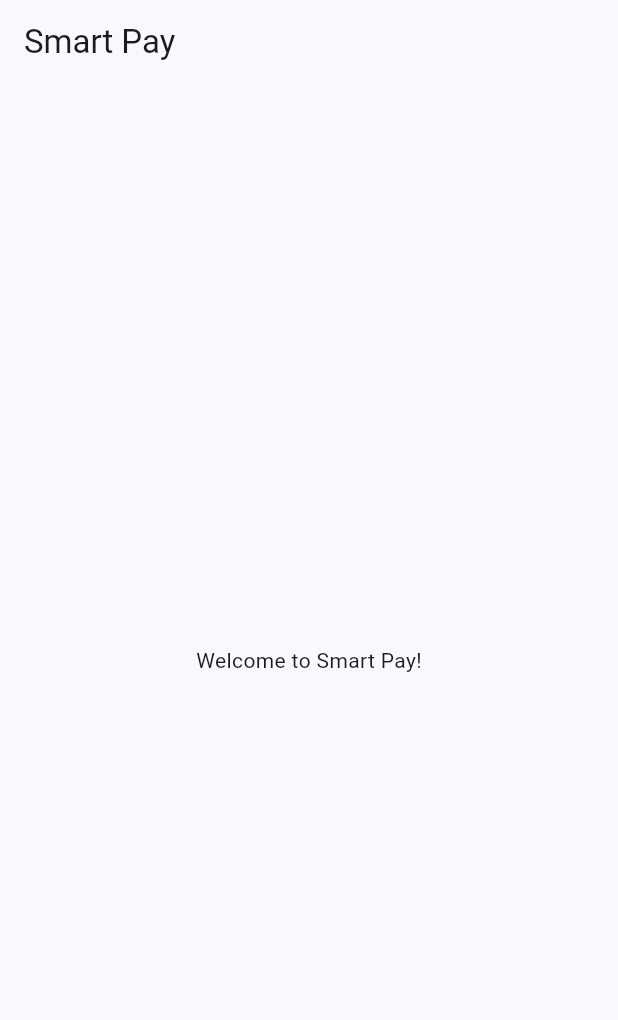
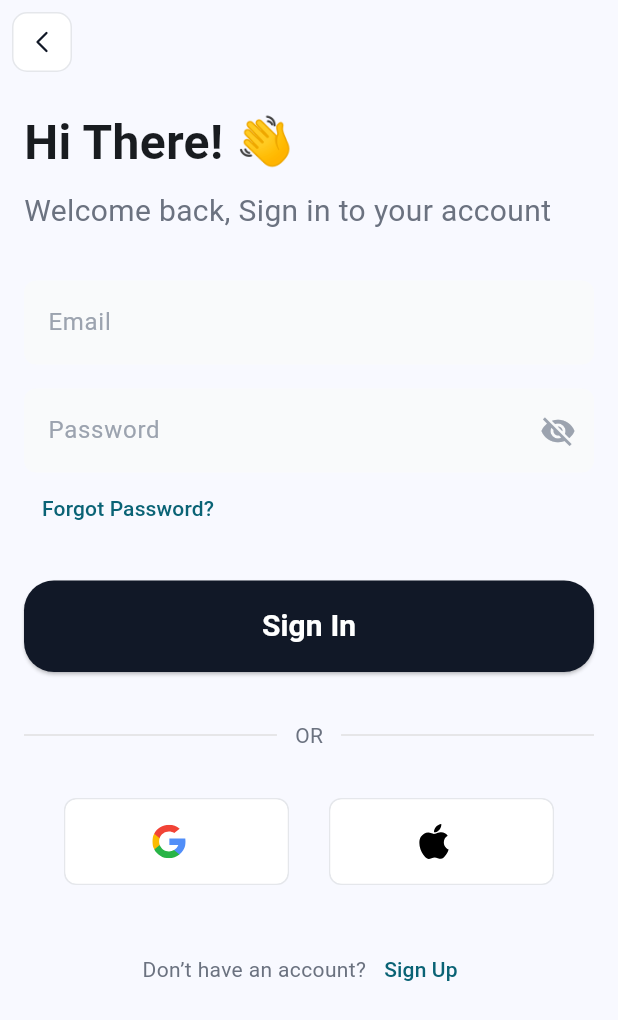
Before and after one commit to dikascode/apex_smart_pay_test, a Flutter app: the screen it shows after launch, after a tap on "Get Started", after a tap on "Skip", on a phone screen of 412 x 824 dp. Shown: the top 1020 px of the screen. Run offline on Flutter 3.47's test engine with Material 3 defaults, Android fonts, the phone set to English and light mode, and no system bars; our stand-ins replace flutter_svg.

Commit message:
splash, onboarding set up

```diff
--- a/lib/main.dart
+++ b/lib/main.dart
@@ -16,7 +16,7 @@ class MyApp extends StatelessWidget {
         colorScheme: ColorScheme.fromSeed(seedColor: Colors.blue),
         useMaterial3: true,
       ),
-      home: const SplashScreen(), // Set the home as the SplashScreen widget
+      home: const SplashScreen(),
     );
   }
 }
--- a/lib/screens/onboarding_content_1.dart
+++ b/lib/screens/onboarding_content_1.dart
@@ -1,4 +1,5 @@
 import 'package:flutter/material.dart';
+import 'package:flutter_svg/flutter_svg.dart';
 
 class OnboardingContent1 extends StatelessWidget {
   const OnboardingContent1({super.key});
@@ -10,10 +11,21 @@ class OnboardingContent1 extends StatelessWidget {
         crossAxisAlignment: CrossAxisAlignment.stretch,
         children: <Widget>[
           Padding(
-            padding: const EdgeInsets.only(top: 50.0, bottom: 30.0),
-            child: Image.asset(
-              'assets/images/onboarding_1.png',
-              height: 300,
+            padding: const EdgeInsets.only(top: 80.0, bottom: 30.0),
+            child: Stack(
+              alignment: Alignment.center,
+              children: [
+                SvgPicture.asset(
+                  'assets/images/device.svg',
+                  height: 270,
+                ),
+                Positioned(
+                  child: SvgPicture.asset(
+                    'assets/images/illustration.svg',
+                    height: 270,
+                  ),
+                ),
+              ],
             ),
           ),
           const Text(
--- a/lib/screens/onboarding_screens.dart
+++ b/lib/screens/onboarding_screens.dart
@@ -2,6 +2,7 @@ import 'package:flutter/material.dart';
 import 'home_screen.dart';
 import 'onboarding_content_1.dart';
 import 'onboarding_content_2.dart';
+import 'sign_in_screen.dart';
 
 class OnboardingScreens extends StatefulWidget {
   const OnboardingScreens({super.key});
@@ -44,7 +45,7 @@ class _OnboardingScreensState extends State<OnboardingScreens> {
           TextButton(
             onPressed: () => Navigator.pushReplacement(
               context,
-              MaterialPageRoute(builder: (context) => const HomeScreen()),
+              MaterialPageRoute(builder: (context) => const SignInScreen()),
             ),
             child: const Text('Skip', style: TextStyle(color: Colors.black)),
           ),
@@ -85,7 +86,7 @@ class _OnboardingScreensState extends State<OnboardingScreens> {
                         Navigator.pushReplacement(
                           context,
                           MaterialPageRoute(
-                              builder: (context) => const HomeScreen()),
+                              builder: (context) => const SignInScreen()),
                         );
                       } else {
                         _pageController.nextPage(
@@ -102,7 +103,7 @@ class _OnboardingScreensState extends State<OnboardingScreens> {
                           double.infinity, 50),
                       shape: RoundedRectangleBorder(
                         borderRadius:
-                            BorderRadius.circular(30),
+                            BorderRadius.circular(20),
                       ),
                       padding: const EdgeInsets.all(16),
                     ),
--- /dev/null
+++ b/lib/screens/sign_in_screen.dart
@@ -0,0 +1,202 @@
+import 'package:flutter/material.dart';
+import 'package:flutter_svg/flutter_svg.dart';
+
+class SignInScreen extends StatelessWidget {
+  const SignInScreen({super.key});
+
+  @override
+  Widget build(BuildContext context) {
+    return Scaffold(
+        appBar: AppBar(
+          leading: Padding(
+            padding: const EdgeInsets.all(8.0),
+            child: DecoratedBox(
+              decoration: BoxDecoration(
+                color: Colors.white,
+                borderRadius:
+                    BorderRadius.circular(10),
+                border: Border.all(
+                  color: const Color(0xFFE5E7EB),
+                  width: 1,
+                ),
+              ),
+              child: IconButton(
+                icon: SvgPicture.asset(
+                  'assets/images/back_icon.svg',
+                ),
+                onPressed: () => Navigator.of(context).pop(),
+              ),
+            ),
+          ),
+          elevation: 0,
+        ),
+        body: SingleChildScrollView(
+          padding: const EdgeInsets.all(16.0),
+          child: Column(
+            crossAxisAlignment: CrossAxisAlignment.start,
+            mainAxisAlignment: MainAxisAlignment.center,
+            children: <Widget>[
+              const Text(
+                'Hi There! 👋',
+                style: TextStyle(fontSize: 32.0, fontWeight: FontWeight.bold),
+              ),
+              const SizedBox(height: 8.0),
+              const Text(
+                'Welcome back, Sign in to your account',
+                style: TextStyle(fontSize: 20.0, color: Color(0xFF6B7280)),
+              ),
+              const SizedBox(height: 32.0),
+              TextField(
+                decoration: InputDecoration(
+                  hintText: 'Email',
+                  filled: true,
+                  fillColor: const Color(0xFFF9FAFB),
+                  border: OutlineInputBorder(
+                    borderRadius: BorderRadius.circular(8.0),
+                    borderSide: BorderSide.none,
+                  ),
+                  hintStyle: const TextStyle(color: Color(0xFF9CA3AF)),
+                ),
+              ),
+              const SizedBox(height: 16.0),
+              TextField(
+                decoration: InputDecoration(
+                  hintText: 'Password',
+                  filled: true,
+                  fillColor: const Color(0xFFF9FAFB),
+                  border: OutlineInputBorder(
+                    borderRadius: BorderRadius.circular(8.0),
+                    borderSide: BorderSide.none,
+                  ),
+                  hintStyle: const TextStyle(color: Color(0xFF9CA3AF)),
+                  suffixIcon: const Icon(Icons.visibility_off,
+                      color: Color(0xFF9CA3AF)),
+                ),
+                obscureText: true,
+              ),
+              Align(
+                alignment: Alignment.centerLeft,
+                child: TextButton(
+                  onPressed: () {
+                    // Forgot password onpress
+                  },
+                  style: TextButton.styleFrom(
+                    foregroundColor: const Color(0xFF0A6375),
+                  ),
+                  child: const Text('Forgot Password?'),
+                ),
+              ),
+              const SizedBox(height: 24.0),
+              ElevatedButton(
+                onPressed: () {
+                  // Sign in onpress
+                },
+                style: ElevatedButton.styleFrom(
+                  backgroundColor: const Color(0xFF111827),
+                  foregroundColor: Colors.white,
+                  minimumSize: const Size(double.infinity, 50),
+                  shape: RoundedRectangleBorder(
+                    borderRadius: BorderRadius.circular(20),
+                  ),
+                  padding: const EdgeInsets.all(16),
+                ),
+                child: const Text('Sign In',
+                    style: TextStyle(
+                      fontSize: 20,
+                      fontWeight: FontWeight.bold,
+                    )),
+              ),
+              const SizedBox(height: 32.0),
+              Row(
+                children: <Widget>[
+                  Expanded(
+                    child: Divider(
+                      color: Colors.grey[300],
+                      thickness: 1,
+                    ),
+                  ),
+                  const Padding(
+                    padding: EdgeInsets.symmetric(horizontal: 12),
+                    child:
+                        Text('OR', style: TextStyle(color: Color(0xFF6B7280))),
+                  ),
+                  Expanded(
+                    child: Divider(
+                      color: Colors.grey[300],
+                      thickness: 1,
+                    ),
+                  ),
+                ],
+              ),
+              const SizedBox(height: 32.0),
+              Row(
+                mainAxisAlignment: MainAxisAlignment.spaceEvenly,
+                children: <Widget>[
+                  _buildSocialSignInButton(
+                    'assets/images/google_icon.svg',
+                    'Google',
+                  ),
+                  _buildSocialSignInButton(
+                    'assets/images/apple_icon.svg',
+                    'Apple',
+                  ),
+                ],
+              ),
+              Padding(
+                padding: const EdgeInsets.symmetric(vertical: 32.0),
+                child: Row(
+                  mainAxisAlignment: MainAxisAlignment.center,
+                  children: <Widget>[
+                    const Text(
+                      'Don’t have an account?',
+                      style: TextStyle(color: Color(0xFF6B7280)),
+                    ),
+                    TextButton(
+                      onPressed: () {
+                        // Navigate to sign up
+                      },
+                      child: const Text(
+                        'Sign Up',
+                        style: TextStyle(color: Color(0xFF0A6375)),
+                      ),
+                    ),
+                  ],
+                ),
+              ),
+            ],
+          ),
+        ));
+  }
+}
+
+Widget _buildSocialSignInButton(String assetName, String label) {
+  return Container(
+    width: 150,
+    decoration: BoxDecoration(
+      borderRadius: BorderRadius.circular(8),
+      border: Border.all(color: const Color(0xFFE5E7EB)),
+      color: Colors.white,
+    ),
+    child: TextButton(
+      onPressed: () {
+        // Handle social sign-in logic
+      },
+      style: TextButton.styleFrom(
+        backgroundColor: Colors.white,
+        padding: const EdgeInsets.symmetric(vertical: 16.0, horizontal: 24.0),
+        shape: RoundedRectangleBorder(
+          borderRadius: BorderRadius.circular(8),
+        ),
+      ),
+      child: Row(
+        mainAxisSize: MainAxisSize.min,
+        children: [
+          SvgPicture.asset(assetName, width: 24, height: 24),
+          if (label.isNotEmpty) ...[
+            const SizedBox(width: 10),
+          ],
+        ],
+      ),
+    ),
+  );
+}
```
Also changed, not shown: assets/images/apple_icon.svg (added), assets/images/back_icon.svg (added), assets/images/google_icon.svg (added), lib/screens/sign_up_screen.dart (added).
